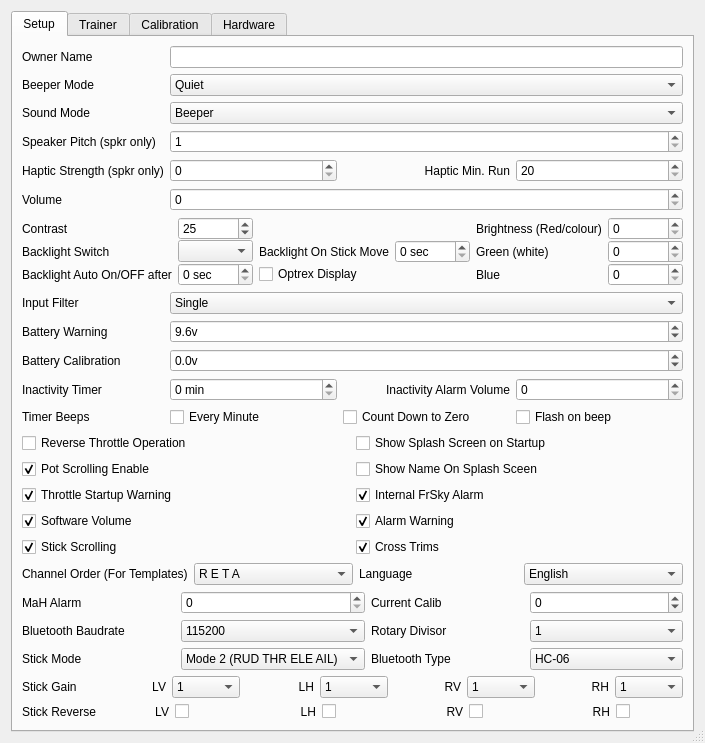
The window that eepe/eepskye/src/generaledit.ui (MikeBland/mbtx) describes before a commit, drawn with Qt 5.
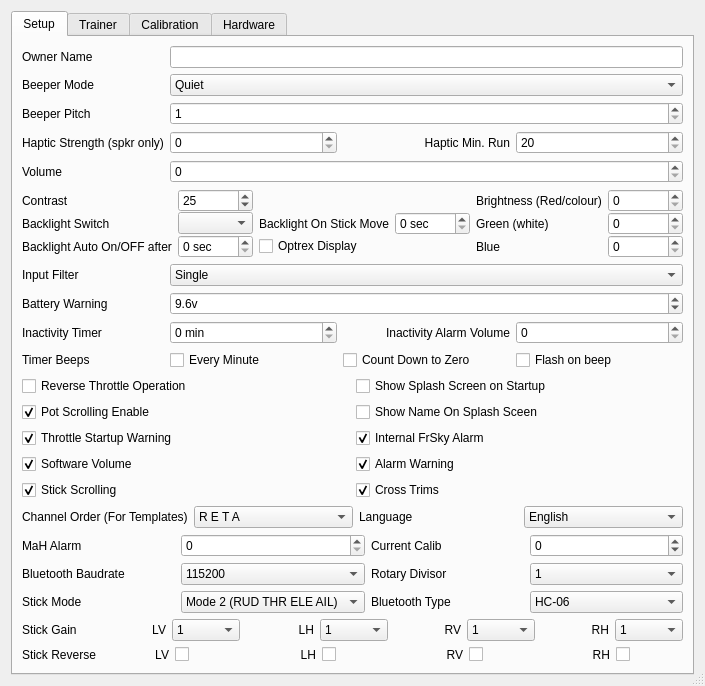
The same window after the commit. The open tabs and pages were chosen to show the change. Icons and pictures are not drawn.

Patch:
```diff
--- a/eepe/eepskye/src/generaledit.ui
+++ b/eepe/eepskye/src/generaledit.ui
@@ -7,7 +7,7 @@
     <x>0</x>
     <y>0</y>
     <width>705</width>
-    <height>720</height>
+    <height>659</height>
    </rect>
   </property>
   <property name="windowTitle">
@@ -114,44 +114,13 @@
         </widget>
        </item>
        <item row="2" column="0">
-        <widget class="QLabel" name="label_23">
-         <property name="text">
-          <string>Sound Mode</string>
-         </property>
-        </widget>
-       </item>
-       <item row="2" column="1">
-        <widget class="QComboBox" name="soundModeCB">
-         <item>
-          <property name="text">
-           <string>Beeper</string>
-          </property>
-         </item>
-         <item>
-          <property name="text">
-           <string>PiSpkr</string>
-          </property>
-         </item>
-         <item>
-          <property name="text">
-           <string>BeeperVoice</string>
-          </property>
-         </item>
-         <item>
-          <property name="text">
-           <string>PiSpkrVoice</string>
-          </property>
-         </item>
-        </widget>
-       </item>
-       <item row="3" column="0">
         <widget class="QLabel" name="label_32">
          <property name="text">
-          <string>Speaker Pitch (spkr only)</string>
+          <string>Beeper Pitch</string>
          </property>
         </widget>
        </item>
-       <item row="3" column="1">
+       <item row="2" column="1">
         <widget class="QSpinBox" name="speakerPitchSB">
          <property name="toolTip">
           <string/>
@@ -178,28 +147,28 @@
          </property>
         </widget>
        </item>
-       <item row="5" column="0">
+       <item row="4" column="0">
         <widget class="QLabel" name="label_37">
          <property name="text">
           <string>Volume</string>
          </property>
         </widget>
        </item>
-       <item row="5" column="1">
+       <item row="4" column="1">
         <widget class="QSpinBox" name="volumeSB">
          <property name="maximum">
           <number>23</number>
          </property>
         </widget>
        </item>
-       <item row="7" column="0">
+       <item row="6" column="0">
         <widget class="QLabel" name="label_8">
          <property name="text">
           <string>Input Filter</string>
          </property>
         </widget>
        </item>
-       <item row="7" column="1">
+       <item row="6" column="1">
         <widget class="QComboBox" name="inputfilterCB">
          <item>
           <property name="text">
@@ -218,7 +187,7 @@
          </item>
         </widget>
        </item>
-       <item row="8" column="0">
+       <item row="7" column="0">
         <widget class="QLabel" name="label_2">
          <property name="toolTip">
           <string extracomment="Low Battery Voltage warning [5v-10v]"/>
@@ -228,7 +197,7 @@
          </property>
         </widget>
        </item>
-       <item row="8" column="1">
+       <item row="7" column="1">
         <widget class="QDoubleSpinBox" name="battwarningDSB">
          <property name="toolTip">
           <string/>
@@ -265,46 +234,7 @@
          </property>
         </widget>
        </item>
-       <item row="9" column="0">
-        <widget class="QLabel" name="label_3">
-         <property name="text">
-          <string>Battery Calibration</string>
-         </property>
-        </widget>
-       </item>
-       <item row="9" column="1">
-        <widget class="QDoubleSpinBox" name="battcalibDSB">
-         <property name="toolTip">
-          <string/>
-         </property>
-         <property name="statusTip">
-          <string/>
-         </property>
-         <property name="whatsThis">
-          <string>Battery calibration:
-This value will be added to the measured battery voltage.  Use this value to calibrate the meter with an external meter.</string>
-         </property>
-         <property name="prefix">
-          <string notr="true"/>
-         </property>
-         <property name="suffix">
-          <string notr="true">v</string>
-         </property>
-         <property name="decimals">
-          <number>1</number>
-         </property>
-         <property name="minimum">
-          <double>-9.900000000000000</double>
-         </property>
-         <property name="maximum">
-          <double>9.900000000000000</double>
-         </property>
-         <property name="singleStep">
-          <double>0.100000000000000</double>
-         </property>
-        </widget>
-       </item>
-       <item row="14" column="0">
+       <item row="12" column="0">
         <widget class="QLabel" name="label_28">
          <property name="sizePolicy">
           <sizepolicy hsizetype="Preferred" vsizetype="Fixed">
@@ -317,7 +247,7 @@
          </property>
         </widget>
        </item>
-       <item row="14" column="1">
+       <item row="12" column="1">
         <layout class="QHBoxLayout" name="horizontalLayout">
          <property name="spacing">
           <number>6</number>
@@ -362,7 +292,7 @@
          </item>
         </layout>
        </item>
-       <item row="15" column="0" colspan="2">
+       <item row="13" column="0" colspan="2">
         <layout class="QGridLayout" name="gridLayout_3">
          <property name="sizeConstraint">
           <enum>QLayout::SetNoConstraint</enum>
@@ -602,7 +532,7 @@
          </item>
         </layout>
        </item>
-       <item row="6" column="0" colspan="2">
+       <item row="5" column="0" colspan="2">
         <layout class="QGridLayout" name="gridLayout_9" rowstretch="0,0,0" columnstretch="0,0,0,0,0,0">
          <property name="verticalSpacing">
           <number>0</number>
@@ -845,7 +775,7 @@
          </item>
         </layout>
        </item>
-       <item row="18" column="0" colspan="2">
+       <item row="16" column="0" colspan="2">
         <layout class="QGridLayout" name="gridLayout_11">
          <item row="1" column="0">
           <widget class="QLabel" name="label_9">
@@ -1164,7 +1094,7 @@
          </item>
         </layout>
        </item>
-       <item row="23" column="0" colspan="2">
+       <item row="21" column="0" colspan="2">
         <spacer name="verticalSpacer_2">
          <property name="orientation">
           <enum>Qt::Vertical</enum>
@@ -1177,7 +1107,7 @@
          </property>
         </spacer>
        </item>
-       <item row="20" column="0" colspan="2">
+       <item row="18" column="0" colspan="2">
         <layout class="QGridLayout" name="gridLayout_13">
          <item row="0" column="0">
           <widget class="QLabel" name="label_27">
@@ -1410,7 +1340,7 @@
          </item>
         </layout>
        </item>
-       <item row="22" column="0" colspan="2">
+       <item row="20" column="0" colspan="2">
         <layout class="QGridLayout" name="gridLayout_14">
          <item row="0" column="0">
           <widget class="QLabel" name="label_42">
@@ -1495,7 +1425,7 @@
          </item>
         </layout>
        </item>
-       <item row="16" column="0" colspan="2">
+       <item row="14" column="0" colspan="2">
         <layout class="QHBoxLayout" name="horizontalLayout_2">
          <item>
           <widget class="QLabel" name="label_13">
@@ -1689,7 +1619,7 @@
          </item>
         </layout>
        </item>
-       <item row="10" column="1">
+       <item row="8" column="1">
         <layout class="QHBoxLayout" name="horizontalLayout_3">
          <item>
           <widget class="QSpinBox" name="inactimerSB">
@@ -1741,14 +1671,14 @@
          </item>
         </layout>
        </item>
-       <item row="10" column="0">
+       <item row="8" column="0">
         <widget class="QLabel" name="label_6">
          <property name="text">
           <string>Inactivity Timer</string>
          </property>
         </widget>
        </item>
-       <item row="4" column="1">
+       <item row="3" column="1">
         <layout class="QHBoxLayout" name="horizontalLayout_5">
          <item>
           <widget class="QSpinBox" name="hapticStengthSB">
@@ -1779,7 +1709,7 @@
          </item>
         </layout>
        </item>
-       <item row="4" column="0">
+       <item row="3" column="0">
         <widget class="QLabel" name="label_36">
          <property name="text">
           <string>Haptic Strength (spkr only)</string>
```
Left out of the diff: 263 changed lines with no effect on the pictures.
